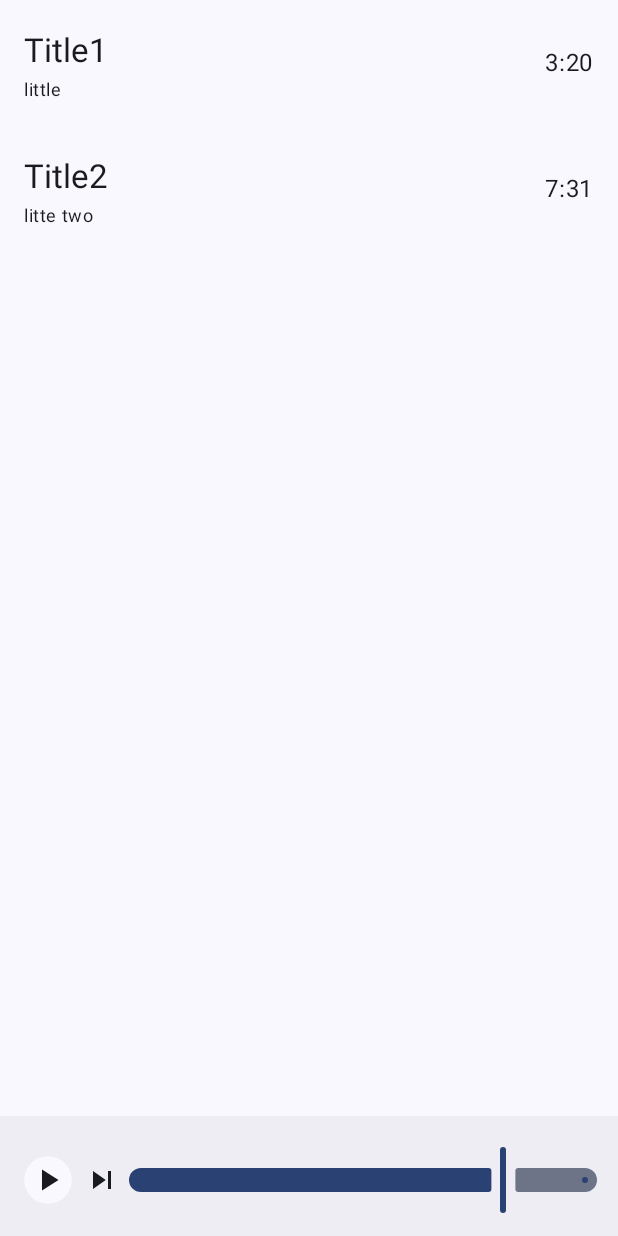
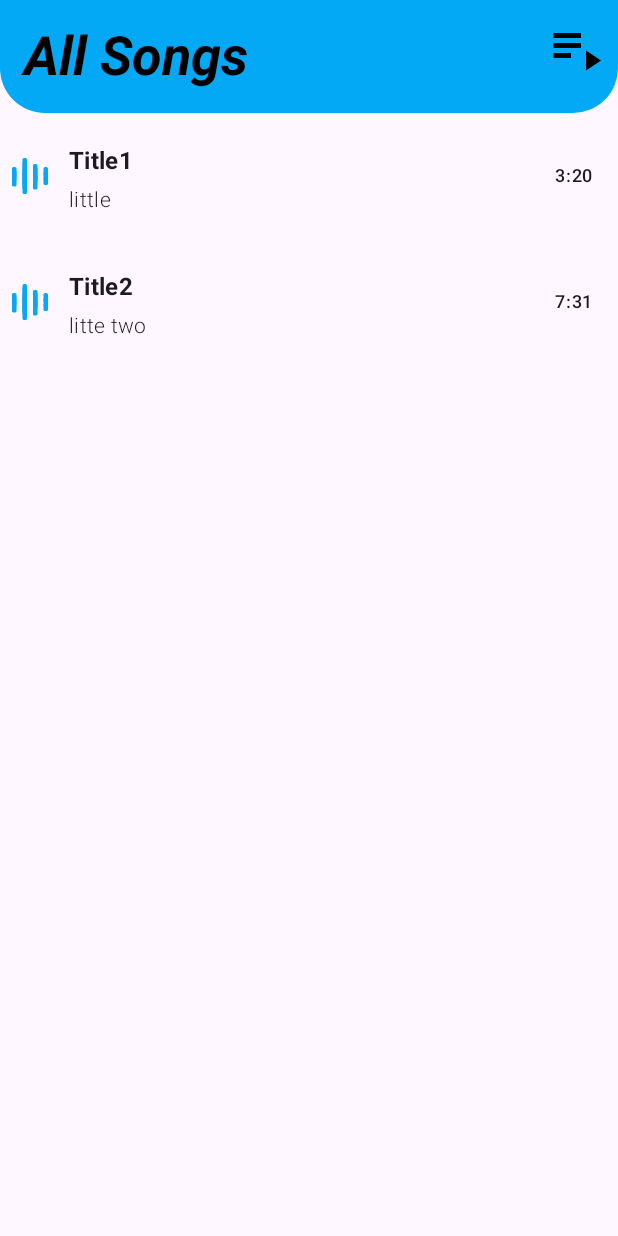
Before and after one commit to 7pak/Vib-Player, an Android app built with Jetpack Compose: the @Preview function HomeScreenPrev, on a phone screen of 412 x 824 dp. Run offline under Robolectric (Android 15) with nearby library versions, the phone set to English and light mode, and no system bars.

Commit message:
change the design and clean up the code

```diff
--- a/app/src/main/java/com/abdts/musicplayerpractice/MainActivity.kt
+++ b/app/src/main/java/com/abdts/musicplayerpractice/MainActivity.kt
@@ -55,7 +55,7 @@ class MainActivity : ComponentActivity() {
             } else {
                 Box(modifier = Modifier.fillMaxSize(), contentAlignment = Alignment.Center) {
                     Text(
-                        text = "Accept reading file permission!",
+                        text = "Accept reading media files permission!",
                         color = MaterialTheme.colorScheme.error,
                         fontSize = MaterialTheme.typography.titleLarge.fontSize
                     )
--- a/app/src/main/java/com/abdts/musicplayerpractice/ui/home/HomeScreen.kt
+++ b/app/src/main/java/com/abdts/musicplayerpractice/ui/home/HomeScreen.kt
@@ -1,6 +1,8 @@
 package com.abdts.musicplayerpractice.ui.home
 
+import android.util.Log
 import androidx.compose.foundation.BorderStroke
+import androidx.compose.foundation.background
 import androidx.compose.foundation.clickable
 import androidx.compose.foundation.layout.Arrangement
 import androidx.compose.foundation.layout.Box
@@ -16,6 +18,7 @@ import androidx.compose.foundation.layout.width
 import androidx.compose.foundation.lazy.LazyColumn
 import androidx.compose.foundation.lazy.itemsIndexed
 import androidx.compose.foundation.shape.CircleShape
+import androidx.compose.foundation.shape.RoundedCornerShape
 import androidx.compose.material.icons.Icons
 import androidx.compose.material.icons.filled.Info
 import androidx.compose.material.icons.filled.Pause
@@ -30,6 +33,10 @@ import androidx.compose.material3.Slider
 import androidx.compose.material3.Surface
 import androidx.compose.material3.Text
 import androidx.compose.runtime.Composable
+import androidx.compose.runtime.getValue
+import androidx.compose.runtime.mutableStateOf
+import androidx.compose.runtime.remember
+import androidx.compose.runtime.setValue
 import androidx.compose.ui.Alignment
 import androidx.compose.ui.Modifier
 import androidx.compose.ui.draw.clip
@@ -41,6 +48,10 @@ import androidx.compose.ui.tooling.preview.Preview
 import androidx.compose.ui.unit.dp
 import androidx.core.net.toUri
 import com.abdts.musicplayerpractice.data.local.model.Audio
+import com.abdts.musicplayerpractice.ui.home.items.AudioItem
+import com.abdts.musicplayerpractice.ui.home.items.BottomBarPlayer
+import com.abdts.musicplayerpractice.ui.home.items.VibBottomBarItem
+import com.abdts.musicplayerpractice.ui.home.items.VibTopAppBar
 import com.abdts.musicplayerpractice.ui.theme.MusicPlayerPracticeTheme
 import kotlin.math.floor
 
@@ -56,186 +67,32 @@ fun HomeScreen(
     onNext: () -> Unit
 ) {
 
+    var currentPlaying by remember {
+        mutableStateOf(currentPlayingAudio)
+    }
+
     Scaffold(
+        topBar = { VibTopAppBar() },
         bottomBar = {
-            BottomBarPlayer(
-                audio = currentPlayingAudio,
-                progress = progress,
-                onProgress = onProgress,
-                isAudioPlaying = isAudioPlaying,
-                onStar = onStar, onNext = onNext
-            )
+            if (currentPlaying.id >0){
+                VibBottomBarItem(
+                    audio = currentPlaying,
+                    progress = progress,
+                    onProgress = onProgress,
+                    isAudioPlaying = isAudioPlaying,
+                    onStar = onStar, onNext = onNext
+                )
+            }
         }
     ) { padding ->
-        LazyColumn(contentPadding = padding) {
+        LazyColumn(contentPadding = padding, modifier = Modifier
+            .fillMaxSize()) {
             itemsIndexed(audioList) { index, audio ->
-                AudioItem(audio = audio, onClick = { onItemClicked(index) })
+                AudioItem(audio = audio, onClick = {
+                    onItemClicked(index)
+                    currentPlaying = audio
+                }, isPlaying = audio.id == currentPlaying.id)
             }
-        }
-    }
-}
-
-@Composable
-fun AudioItem(audio: Audio, onClick: () -> Unit) {
-    Row(modifier = Modifier
-        .fillMaxWidth()
-        .padding(8.dp)
-        .clickable { onClick() }, verticalAlignment = Alignment.CenterVertically) {
-        Column(
-            modifier = Modifier
-                .weight(1f)
-                .padding(8.dp), verticalArrangement = Arrangement.Center
-        ) {
-            Spacer(modifier = Modifier.size(4.dp))
-            Text(
-                text = audio.displayName,
-                style = MaterialTheme.typography.titleLarge,
-                overflow = TextOverflow.Ellipsis,
-                maxLines = 1
-            )
-
-            Spacer(modifier = Modifier.size(4.dp))
-
-            Text(
-                text = audio.artist,
-                style = MaterialTheme.typography.bodySmall,
-                overflow = TextOverflow.Ellipsis,
-                maxLines = 1
-            )
-        }
-        Text(text = timestampToDuration(audio.duration.toLong()))
-
-        Spacer(modifier = Modifier.size(8.dp))
-    }
-}
-
-private fun timestampToDuration(position: Long): String {
-    val totalSeconds = floor(position / 1E3).toInt()
-    val minutes = totalSeconds / 60
-    val remainingSeconds = totalSeconds - (minutes * 60)
-    return if (position < 0) "--:--" else "%d:%02d".format(minutes, remainingSeconds)
-}
-
-
-@Composable
-fun BottomBarPlayer(
-    audio: Audio,
-    progress: Float,
-    onProgress: (Float) -> Unit,
-    isAudioPlaying: Boolean,
-    onStar: () -> Unit,
-    onNext: () -> Unit
-) {
-
-    BottomAppBar {
-        Column(modifier = Modifier.padding(8.dp)) {
-            Row(
-                modifier = Modifier
-                    .fillMaxWidth()
-                    .height(55.dp),
-                horizontalArrangement = Arrangement.SpaceBetween,
-                verticalAlignment = Alignment.CenterVertically
-            ) {
-                ArtistInfo(audio = audio, modifier = Modifier.weight(1f))
-                MediaPlayerController(
-                    isAudioPlaying = isAudioPlaying,
-                    onStar = onStar,
-                    onNext = onNext
-                )
-
-                Slider(value = progress, onValueChange = onProgress, valueRange = 0f..100f)
-            }
-        }
-    }
-}
-
-@Composable
-fun MediaPlayerController(
-    isAudioPlaying: Boolean,
-    onStar: () -> Unit,
-    onNext: () -> Unit
-) {
-
-    Row(
-        verticalAlignment = Alignment.CenterVertically, modifier = Modifier
-            .height(55.dp)
-            .padding(4.dp)
-    ) {
-        PlayerIcon(icon = if (isAudioPlaying) Icons.Filled.Pause else Icons.Filled.PlayArrow) {
-            onStar()
-        }
-
-        Spacer(modifier = Modifier.width(8.dp))
-
-        Icon(
-            imageVector = Icons.Filled.SkipNext,
-            contentDescription = null,
-            modifier = Modifier.clickable {
-                onNext()
-            })
-    }
-}
-
-
-@Composable
-fun ArtistInfo(
-    modifier: Modifier = Modifier,
-    audio: Audio
-) {
-
-    Row(
-        modifier = modifier.padding(4.dp),
-        verticalAlignment = Alignment.CenterVertically
-    ) {
-        PlayerIcon(
-            icon = Icons.Default.Info,
-            borderStroke = BorderStroke(width = 1.dp, color = MaterialTheme.colorScheme.onSurface)
-        ) {}
-        Spacer(modifier = Modifier.width(4.dp))
-
-        Column {
-            Text(
-                text = audio.title,
-                fontWeight = FontWeight.Bold,
-                style = MaterialTheme.typography.titleLarge,
-                overflow = TextOverflow.Ellipsis,
-                modifier = Modifier.weight(1f),
-                maxLines = 1
-            )
-        }
-        Spacer(modifier = Modifier.width(4.dp))
-
-        Text(
-            text = audio.artist,
-            fontWeight = FontWeight.Normal,
-            style = MaterialTheme.typography.bodySmall,
-            overflow = TextOverflow.Ellipsis,
-            maxLines = 1
-        )
-    }
-}
-
-@Composable
-fun PlayerIcon(
-    modifier: Modifier = Modifier,
-    icon: ImageVector,
-    borderStroke: BorderStroke? = null,
-    backgroundColor: Color = MaterialTheme.colorScheme.surface,
-    color: Color = MaterialTheme.colorScheme.onSurface,
-    onClick: () -> Unit
-) {
-    Surface(
-        shape = CircleShape,
-        border = borderStroke,
-        modifier = modifier
-            .clip(CircleShape)
-            .clickable {
-                onClick()
-            }, contentColor = color, color = backgroundColor
-    ) {
-
-        Box(modifier = Modifier.padding(4.dp), contentAlignment = Alignment.Center) {
-            Icon(imageVector = icon, contentDescription = null)
         }
     }
 }
@@ -247,12 +104,12 @@ private fun HomeScreenPrev() {
         HomeScreen(
             progress = 80f,
             onProgress = {},
-            isAudioPlaying = false,
+            isAudioPlaying = true,
             audioList = listOf(
                 Audio("".toUri(), 0, "Title1", "little", "", 200454, "this ", "".toUri()),
                 Audio("".toUri(), 0, "Title2", "litte two", "", 451584, "this", "".toUri())
             ),
-            currentPlayingAudio = Audio("".toUri(), 0, "", "", "", 0, "", "".toUri()),
+            currentPlayingAudio = Audio("".toUri(), 0, "First", "second", "", 0, "", "".toUri()),
             onStar = { /*TODO*/ },
             onItemClicked = {}
         ) {
--- /dev/null
+++ b/app/src/main/java/com/abdts/musicplayerpractice/ui/home/items/AudioItem.kt
@@ -0,0 +1,94 @@
+package com.abdts.musicplayerpractice.ui.home.items
+
+import androidx.compose.foundation.clickable
+import androidx.compose.foundation.layout.Arrangement
+import androidx.compose.foundation.layout.Column
+import androidx.compose.foundation.layout.Row
+import androidx.compose.foundation.layout.Spacer
+import androidx.compose.foundation.layout.fillMaxWidth
+import androidx.compose.foundation.layout.padding
+import androidx.compose.foundation.layout.size
+import androidx.compose.foundation.layout.width
+import androidx.compose.material3.Icon
+import androidx.compose.material3.MaterialTheme
+import androidx.compose.material3.Text
+import androidx.compose.runtime.Composable
+import androidx.compose.ui.Alignment
+import androidx.compose.ui.Modifier
+import androidx.compose.ui.graphics.Color
+import androidx.compose.ui.res.painterResource
+import androidx.compose.ui.text.font.FontWeight
+import androidx.compose.ui.text.style.TextOverflow
+import androidx.compose.ui.tooling.preview.Preview
+import androidx.compose.ui.unit.dp
+import androidx.core.net.toUri
+import com.abdts.musicplayerpractice.R
+import com.abdts.musicplayerpractice.data.local.model.Audio
+import com.abdts.musicplayerpractice.ui.theme.MusicPlayerPracticeTheme
+import kotlin.math.floor
+
+@Composable
+fun AudioItem(audio: Audio, isPlaying: Boolean, onClick: () -> Unit) {
+    Row(
+        modifier = Modifier
+            .fillMaxWidth()
+            .padding(8.dp)
+            .clickable { onClick() }, verticalAlignment = Alignment.CenterVertically
+    ) {
+        if (isPlaying){
+            Icon(
+                painter = painterResource(id = R.drawable.ic_logo),
+                contentDescription = null,
+                tint = MaterialTheme.colorScheme.primary
+            )
+        }
+        Spacer(modifier = Modifier.width(6.dp))
+        Column(
+            modifier = Modifier
+                .weight(1f)
+                .padding(8.dp),
+            verticalArrangement = Arrangement.Center,
+            horizontalAlignment = Alignment.Start
+        ) {
+            Spacer(modifier = Modifier.size(4.dp))
+            Text(
+                text = audio.displayName,
+                style = MaterialTheme.typography.titleMedium.copy(fontWeight = FontWeight.Bold),
+                overflow = TextOverflow.Ellipsis,
+                maxLines = 1
+            )
+
+            Spacer(modifier = Modifier.size(4.dp))
+
+            Text(
+                text = audio.artist,
+                style = MaterialTheme.typography.bodyMedium.copy(fontWeight = FontWeight.Light),
+                overflow = TextOverflow.Ellipsis,
+                maxLines = 1
+            )
+        }
+        Text(text = timestampToDuration(audio.duration.toLong()), style = MaterialTheme.typography.labelMedium)
+
+        Spacer(modifier = Modifier.size(8.dp))
+    }
+}
+
+private fun timestampToDuration(position: Long): String {
+    val totalSeconds = floor(position / 1E3).toInt()
+    val minutes = totalSeconds / 60
+    val remainingSeconds = totalSeconds - (minutes * 60)
+    return if (position < 0) "--:--" else "%d:%02d".format(minutes, remainingSeconds)
+}
+
+@Preview(showBackground = true)
+@Composable
+private fun AudioItemPreview() {
+    MusicPlayerPracticeTheme {
+        AudioItem(
+            audio = Audio("".toUri(), 0, "Title1", "little", "", 200454, "this ", "".toUri()),
+            isPlaying = true
+        ) {
+
+        }
+    }
+}
--- /dev/null
+++ b/app/src/main/java/com/abdts/musicplayerpractice/ui/home/items/VibTopAppBar.kt
@@ -0,0 +1,73 @@
+package com.abdts.musicplayerpractice.ui.home.items
+
+import androidx.compose.foundation.layout.fillMaxWidth
+import androidx.compose.foundation.layout.height
+import androidx.compose.foundation.layout.padding
+import androidx.compose.foundation.layout.size
+import androidx.compose.foundation.shape.RoundedCornerShape
+import androidx.compose.material.icons.Icons
+import androidx.compose.material.icons.automirrored.filled.PlaylistPlay
+import androidx.compose.material.icons.filled.MoreHoriz
+import androidx.compose.material.icons.filled.PlaylistPlay
+import androidx.compose.material3.ExperimentalMaterial3Api
+import androidx.compose.material3.Icon
+import androidx.compose.material3.IconButton
+import androidx.compose.material3.MaterialTheme
+import androidx.compose.material3.Text
+import androidx.compose.material3.TopAppBar
+import androidx.compose.material3.TopAppBarColors
+import androidx.compose.runtime.Composable
+import androidx.compose.ui.Modifier
+import androidx.compose.ui.draw.clip
+import androidx.compose.ui.graphics.Color
+import androidx.compose.ui.text.font.FontStyle
+import androidx.compose.ui.text.font.FontWeight
+import androidx.compose.ui.tooling.preview.Preview
+import androidx.compose.ui.unit.dp
+import com.abdts.musicplayerpractice.ui.theme.MusicPlayerPracticeTheme
+
+
+@OptIn(ExperimentalMaterial3Api::class)
+@Composable
+fun VibTopAppBar() {
+    TopAppBar(
+        title = {
+            Text(
+                text = "All Songs",
+                style = MaterialTheme.typography.displaySmall.copy(
+                    fontWeight = FontWeight.Bold,
+                    fontStyle = FontStyle.Italic
+                ),
+                modifier = Modifier.padding(top = 12.dp)
+            )
+        },
+        actions = {
+            IconButton(onClick = { /*TODO*/ }) {
+                Icon(
+                    imageVector = Icons.AutoMirrored.Filled.PlaylistPlay,
+                    contentDescription = null,
+                    modifier = Modifier.size(40.dp)
+                )
+            }
+        },
+        modifier = Modifier
+            .fillMaxWidth()
+            .height(75.dp)
+            .clip(RoundedCornerShape(bottomStart = 30.dp, bottomEnd = 30.dp)),
+        colors = TopAppBarColors(
+            containerColor = MaterialTheme.colorScheme.primary,
+            titleContentColor = Color.Black,
+            scrolledContainerColor = Color.Gray,
+            navigationIconContentColor = Color.White,
+            actionIconContentColor = Color.Black
+        )
+    )
+}
+
+@Preview
+@Composable
+private fun HomeAppBarPreview() {
+    MusicPlayerPracticeTheme {
+        VibTopAppBar()
+    }
+}
--- a/app/src/main/java/com/abdts/musicplayerpractice/ui/theme/Color.kt
+++ b/app/src/main/java/com/abdts/musicplayerpractice/ui/theme/Color.kt
@@ -5,7 +5,8 @@ import androidx.compose.ui.graphics.Color
 val Purple80 = Color(0xFFD0BCFF)
 val PurpleGrey80 = Color(0xFFCCC2DC)
 val Pink80 = Color(0xFFEFB8C8)
+val SurfaceColor = Color(0xFFD3D1D1)
 
-val Purple40 = Color(0xFF6650a4)
+val LightOrange = Color(0xFF03A9F4)
 val PurpleGrey40 = Color(0xFF625b71)
 val Pink40 = Color(0xFF7D5260)
--- a/app/src/main/java/com/abdts/musicplayerpractice/ui/theme/Theme.kt
+++ b/app/src/main/java/com/abdts/musicplayerpractice/ui/theme/Theme.kt
@@ -10,19 +10,15 @@ import androidx.compose.material3.dynamicLightColorScheme
 import androidx.compose.material3.lightColorScheme
 import androidx.compose.runtime.Composable
 import androidx.compose.runtime.SideEffect
+import androidx.compose.ui.graphics.Color
 import androidx.compose.ui.graphics.toArgb
 import androidx.compose.ui.platform.LocalContext
 import androidx.compose.ui.platform.LocalView
 import androidx.core.view.WindowCompat
 
-private val DarkColorScheme = darkColorScheme(
-    primary = Purple80,
-    secondary = PurpleGrey80,
-    tertiary = Pink80
-)
-
 private val LightColorScheme = lightColorScheme(
-    primary = Purple40,
+    surface = SurfaceColor,
+    primary = LightOrange,
     secondary = PurpleGrey40,
     tertiary = Pink40
 
@@ -44,15 +40,8 @@ fun MusicPlayerPracticeTheme(
     dynamicColor: Boolean = true,
     content: @Composable () -> Unit
 ) {
-    val colorScheme = when {
-        dynamicColor && Build.VERSION.SDK_INT >= Build.VERSION_CODES.S -> {
-            val context = LocalContext.current
-            if (darkTheme) dynamicDarkColorScheme(context) else dynamicLightColorScheme(context)
-        }
+    val colorScheme = LightColorScheme
 
-        darkTheme -> DarkColorScheme
-        else -> LightColorScheme
-    }
     val view = LocalView.current
     if (!view.isInEditMode) {
         SideEffect {
```
Also changed, not shown: app/src/main/java/com/abdts/musicplayerpractice/ui/audio_detail/AudioDetailScreen.kt (added, +8 -0 lines), app/src/main/java/com/abdts/musicplayerpractice/ui/home/items/VibBottomBarItem.kt (added, +262 -0 lines).
